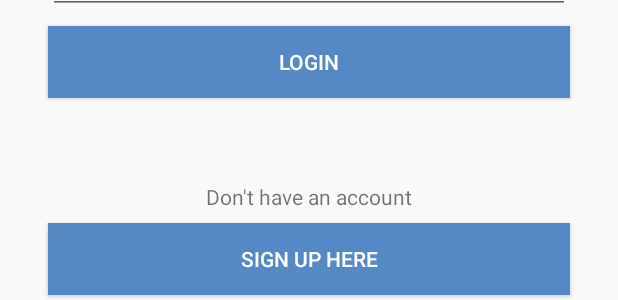
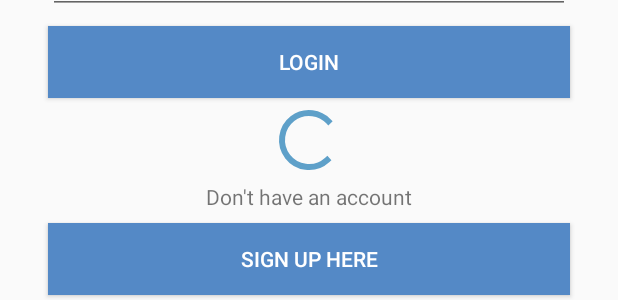
Before and after one commit to vinipachecov/kotlin-beginner-To-Advanced, an Android app: the layout activity_login.xml on its own in the app's theme, with its tools: preview values and no code run, on a phone screen of 412 x 824 dp. Shown: the part 182-482 px from the top of the screen. Run offline under Robolectric (Android 15) with nearby library versions, the phone set to English and light mode, and no system bars.

Commit message:
Hidekeyboard on login, progress spinner in login action

```diff
--- a/Smack/app/src/main/java/com/vinicius/smack/Controller/MainActivity.kt
+++ b/Smack/app/src/main/java/com/vinicius/smack/Controller/MainActivity.kt
@@ -70,7 +70,7 @@ class MainActivity : AppCompatActivity() {
     fun loginButtonNavClicked(view: View) {
         if(AuthService.isLogged) {
             UserDataService.logout()
-            usernameNavHeader.text = "login"
+            usernameNavHeader.text = ""
             userEmailNavHeader.text = ""
             userImageNavHeader.setImageResource(R.drawable.profiledefault)
             userImageNavHeader.setBackgroundColor(Color.TRANSPARENT)
--- a/Smack/app/src/main/java/com/vinicius/smack/Utilities/Constants.kt
+++ b/Smack/app/src/main/java/com/vinicius/smack/Utilities/Constants.kt
@@ -9,6 +9,7 @@ const val BASE_URL = "https://vini-chattychat.herokuapp.com/v1/"
 const val URL_REGISTER = "${BASE_URL}account/register"
 const val URL_LOGIN = "${BASE_URL}account/login"
 const val URL_CREATE_USER = "${BASE_URL}/user/add"
+const val URL_GET_USER = "${BASE_URL}user/byEmail/"
 
 //Broadcast Constantes
 
--- a/Smack/app/src/main/res/layout/activity_login.xml
+++ b/Smack/app/src/main/res/layout/activity_login.xml
@@ -75,4 +75,17 @@
         app:layout_constraintEnd_toEndOf="parent"
         app:layout_constraintStart_toStartOf="parent"
         app:layout_constraintTop_toBottomOf="@+id/loginButton" />
+
+    <ProgressBar
+        android:id="@+id/loginSpinner"
+        style="?android:attr/progressBarStyle"
+        android:layout_width="wrap_content"
+        android:layout_height="wrap_content"
+        android:layout_marginBottom="8dp"
+        android:layout_marginTop="8dp"
+        app:layout_constraintBottom_toTopOf="@+id/textView"
+        app:layout_constraintEnd_toEndOf="parent"
+        app:layout_constraintHorizontal_bias="0.5"
+        app:layout_constraintStart_toStartOf="parent"
+        app:layout_constraintTop_toBottomOf="@+id/loginButton" />
 </android.support.constraint.ConstraintLayout>
--- a/Smack/app/src/main/res/layout/nav_header_main.xml
+++ b/Smack/app/src/main/res/layout/nav_header_main.xml
@@ -27,7 +27,7 @@
         android:layout_height="wrap_content"
         android:layout_marginStart="8dp"
         android:paddingTop="@dimen/nav_header_vertical_spacing"
-        android:text="Vini-WM-dev"
+        tools:text="NotloggedIn"
         android:textAppearance="@style/TextAppearance.AppCompat.Body1"
         app:layout_constraintStart_toEndOf="@+id/userImageNavHeader"
         app:layout_constraintTop_toTopOf="@+id/userImageNavHeader" />
@@ -36,7 +36,7 @@
         android:id="@+id/userEmailNavHeader"
         android:layout_width="wrap_content"
         android:layout_height="wrap_content"
-        android:text="viniwm@wm.com"
+        tools:text="fake@wm.com"
         app:layout_constraintStart_toStartOf="@+id/usernameNavHeader"
         app:layout_constraintTop_toBottomOf="@+id/usernameNavHeader" />
 
```
Also changed, not shown: Smack/app/src/main/java/com/vinicius/smack/Controller/LoginActivity.kt (+60 -0 lines), Smack/app/src/main/java/com/vinicius/smack/Services/AuthService.kt (+47 -9 lines).
